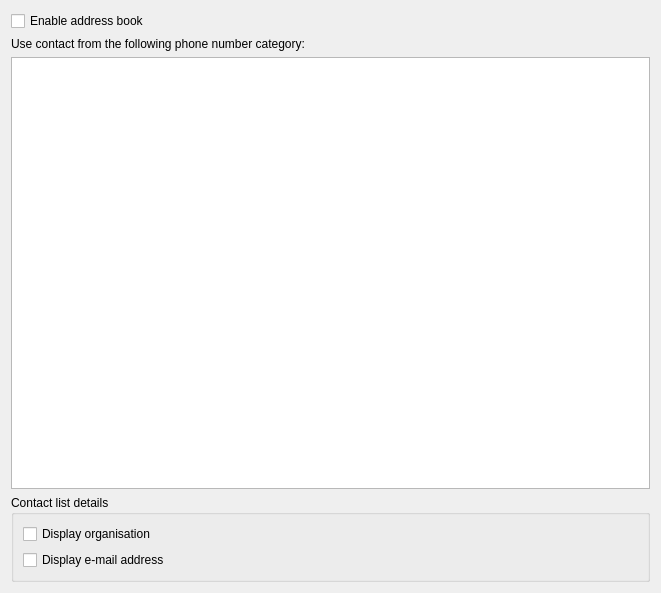
Above: src/conf/dlgaddressbookbase.ui from KDE/ring-kde before the change. Below: the same form after it.
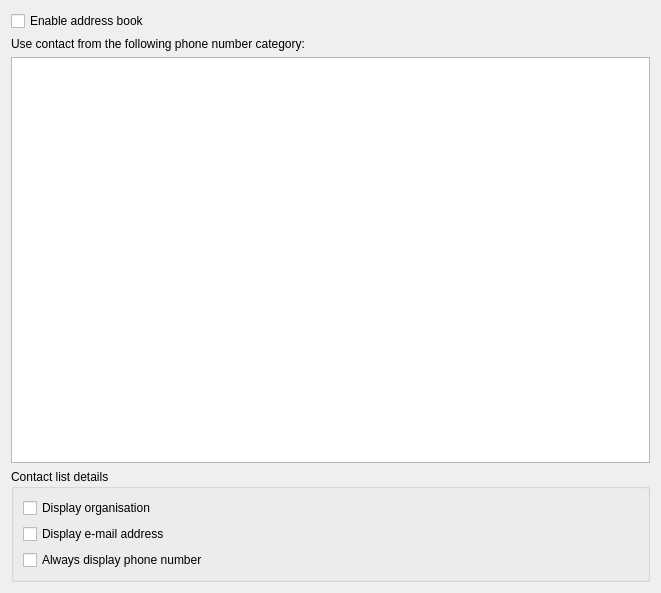
That is the form after the change.

Commit message: [ #12222 ] Add new config option to always show contact phone numbers

The edit to the form file:
```diff
--- a/src/conf/dlgaddressbookbase.ui
+++ b/src/conf/dlgaddressbookbase.ui
@@ -61,6 +61,13 @@
         </property>
        </widget>
       </item>
+      <item>
+       <widget class="QCheckBox" name="kcfg_alwaysShowPhoneNumber">
+        <property name="text">
+         <string>Always display phone number</string>
+        </property>
+       </widget>
+      </item>
      </layout>
     </widget>
    </item>
```
The commit also changes 2 other files.
